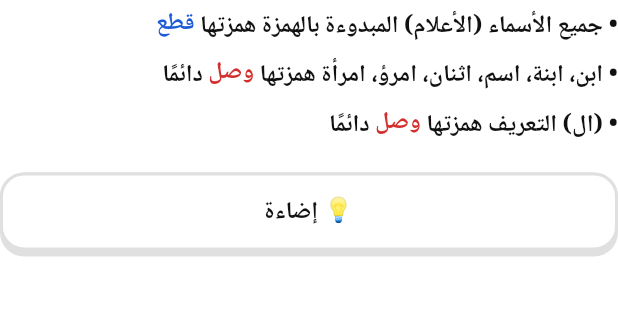
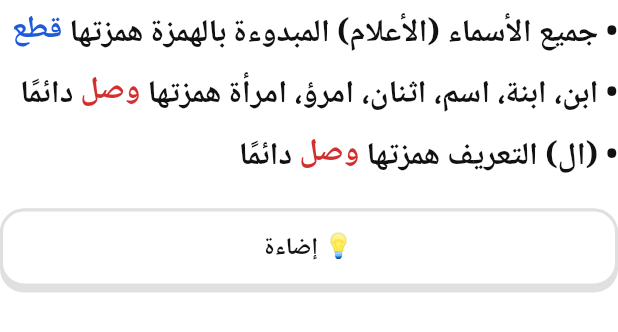
Before and after one commit to alansaria2026/imlaa-app, a Flutter app: the NounHamzaRule widget shown alone on an empty page, opened directly, on a phone screen of 412 x 824 dp. Shown: the top 332 px of the screen. Run offline on Flutter 3.47's test engine with Material 3 defaults, Android fonts, the phone set to English and light mode, and no system bars; our stand-ins replace audioplayers, flutter_tts, shared_preferences; accounts and stored records are empty.

Commit message:
همزة الأسماء: خط أكبر لأسطر القواعد الثلاثة
Co-Authored-By: Claude Opus 5.5 <noreply@anthropic.com>
Claude-Session: https://claude.ai/code/session_01Ffnc49FAQGPHWKsfZ3FjWn

```diff
--- a/lib/lesson/hamza_rule_content.dart
+++ b/lib/lesson/hamza_rule_content.dart
@@ -48,17 +48,21 @@ class _Heading extends StatelessWidget {
 }
 
 class _Line extends StatelessWidget {
-  const _Line(this.span);
+  const _Line(this.span, {this.size});
   final InlineSpan span;
+
+  /// حجم الخط؛ الافتراضي حجم titleMedium.
+  final double? size;
 
   @override
   Widget build(BuildContext context) => Padding(
     padding: const EdgeInsets.symmetric(vertical: 3),
     child: Text.rich(
       span,
-      style: Theme.of(
-        context,
-      ).textTheme.titleMedium?.copyWith(fontWeight: FontWeight.w600),
+      style: Theme.of(context).textTheme.titleMedium?.copyWith(
+        fontSize: size,
+        fontWeight: FontWeight.w600,
+      ),
     ),
   );
 }
@@ -844,6 +848,9 @@ class MasdarRule extends StatelessWidget {
   );
 }
 
+/// خط قواعد همزة الأسماء أكبر من بقية القواعد (الصفحة فيها ثلاثة أسطر فقط).
+const _nounLineSize = 21.0;
+
 /// ص ٥١: همزة الأسماء: القواعد الثلاث، والأمثلة في جدول يفتحه زر «إضاءة».
 class NounHamzaRule extends StatelessWidget {
   const NounHamzaRule({super.key});
@@ -863,6 +870,7 @@ class NounHamzaRule extends StatelessWidget {
                 _colored('قطع', hamzaColor(Hamza.qat)),
               ],
             ),
+            size: _nounLineSize,
           ),
           _Line(
             TextSpan(
@@ -872,6 +880,7 @@ class NounHamzaRule extends StatelessWidget {
                 const TextSpan(text: ' دائمًا'),
               ],
             ),
+            size: _nounLineSize,
           ),
           _Line(
             TextSpan(
@@ -881,6 +890,7 @@ class NounHamzaRule extends StatelessWidget {
                 const TextSpan(text: ' دائمًا'),
               ],
             ),
+            size: _nounLineSize,
           ),
           const SizedBox(height: 16),
           AppButton(
```
